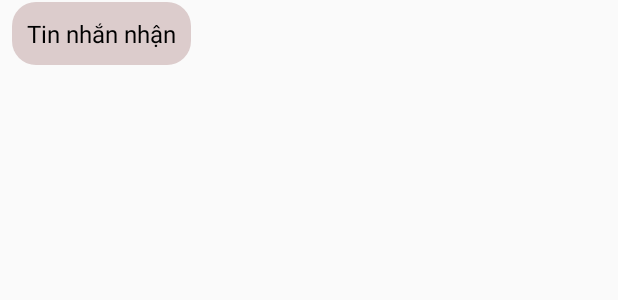
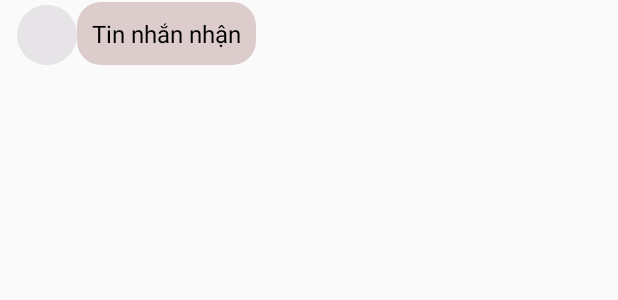
Before and after one commit to thanhtungdo2003/VLXBook, an Android app: the layout item_message_received.xml on its own in the app's theme, with its tools: preview values and no code run, on a phone screen of 412 x 824 dp. Shown: the top 300 px of the screen. Run offline under Robolectric (Android 15) with nearby library versions, the phone set to English and light mode, and no system bars; Roboto replaces fonts that are not available here.

Commit message:
update img user_received_message

```diff
--- /dev/null
+++ b/app/src/main/res/drawable/boder_radious_50.xml
@@ -0,0 +1,7 @@
+<?xml version="1.0" encoding="utf-8"?>
+<shape xmlns:android="http://schemas.android.com/apk/res/android">
+    <corners android:radius="25dp"/>
+    <solid android:color="#E6E4E7" />
+    <size android:width="40dp" android:height="40dp"/>
+
+</shape>
--- a/app/src/main/res/layout/item_message_received.xml
+++ b/app/src/main/res/layout/item_message_received.xml
@@ -7,7 +7,14 @@
     android:paddingStart="8dp"
     android:paddingTop="1dp"
     android:layout_marginBottom="2dp">
-
+    <com.vlteam.vlxbookapplication.CircleImageView
+        android:id="@+id/img_avt_user_message_received"
+        android:layout_width="40dp"
+        android:layout_height="40dp"
+        android:background="@drawable/boder_radious_50"
+        android:layout_marginLeft="3dp"
+        android:scaleType="centerCrop"
+        android:layout_gravity="bottom"/>
     <TextView
         android:id="@+id/text_message_received"
         android:layout_width="wrap_content"
```
Also changed, not shown: 20 other files.
